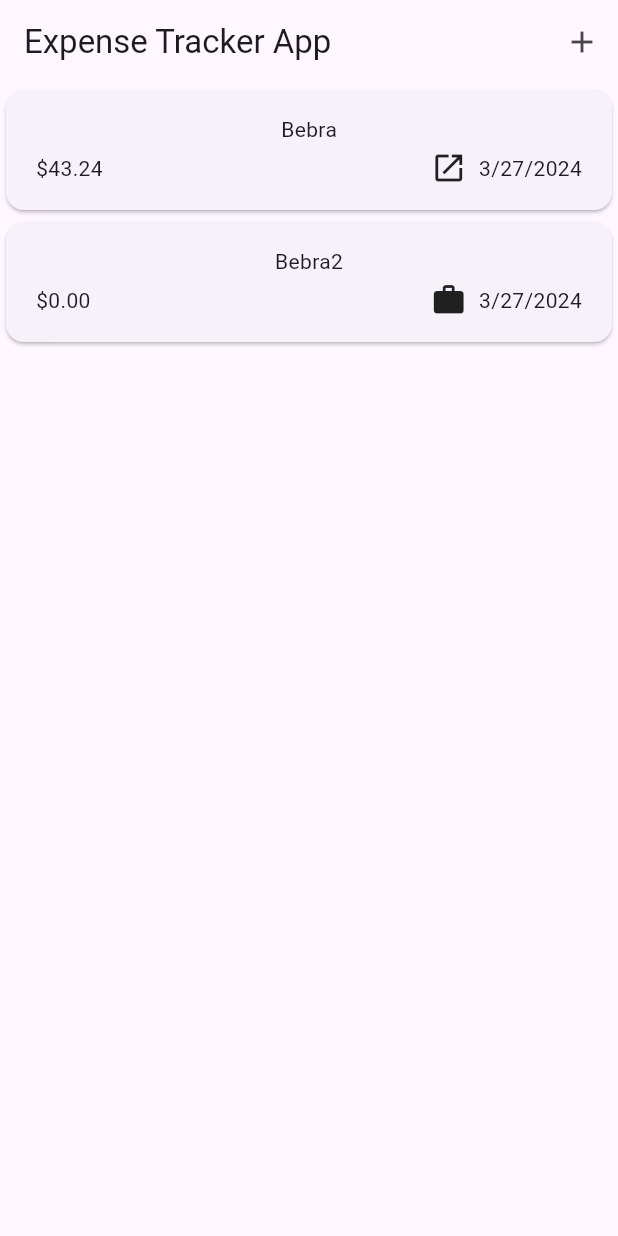
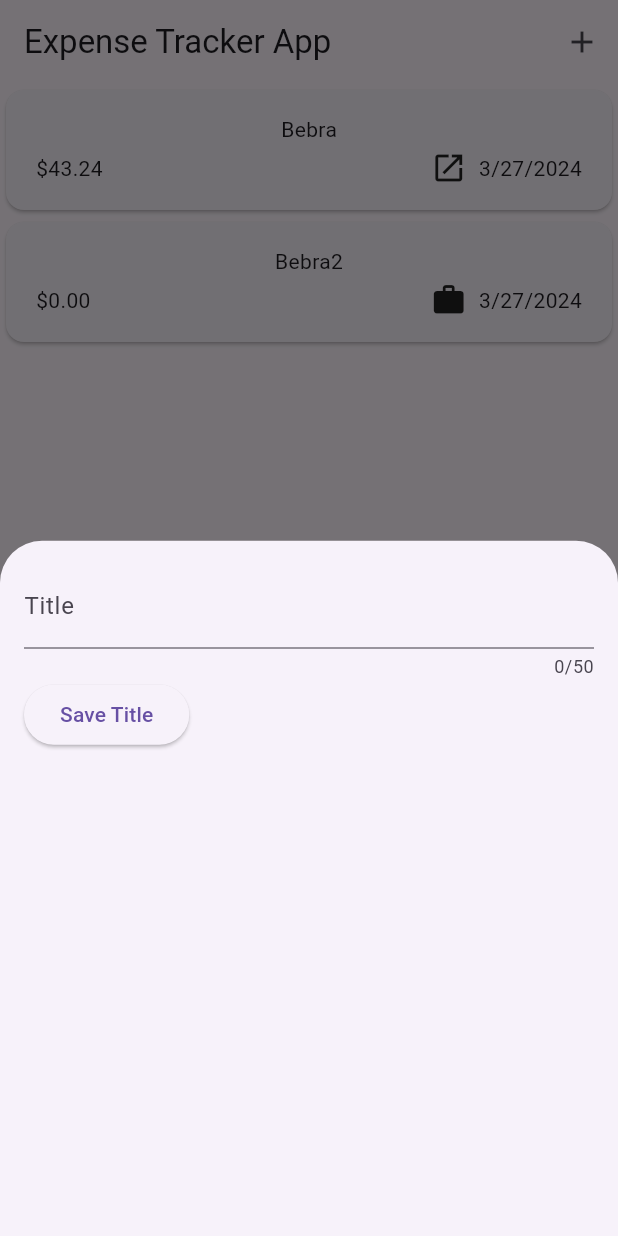
Before and after one commit to loremm34/expense_tracker, a Flutter app: the screen it shows after launch, after a tap on the "add" icon, on a phone screen of 412 x 824 dp. Run offline on Flutter 3.47's test engine with Material 3 defaults, Android fonts, the phone set to English and light mode, and no system bars.

Commit message:
implement modal sheet

```diff
--- a/lib/expenses.dart
+++ b/lib/expenses.dart
@@ -1,4 +1,5 @@
 import "package:expense_tracker/widgets/expenses_list.dart";
+import "package:expense_tracker/widgets/new_expenses.dart";
 import "package:flutter/material.dart";
 import "package:expense_tracker/models/expense.dart";
 
@@ -24,14 +25,24 @@ class _Expenses extends State<Expenses> {
         date: DateTime.now(),
         category: Category.work)
   ];
+
+  void _openAddModalSheet() {
+    showModalBottomSheet(
+      context: context,
+      builder: (ctx) => NewExpenses(),
+    );
+  }
+
   @override
   Widget build(BuildContext context) {
     return Scaffold(
       appBar: AppBar(
         title: Text("Expense Tracker App"),
         actions: [
-          SizedBox(width: 8,),
-          IconButton(onPressed: () {}, icon: Icon(Icons.add))
+          SizedBox(
+            width: 8,
+          ),
+          IconButton(onPressed: _openAddModalSheet, icon: Icon(Icons.add))
         ],
       ),
       body: Column(
--- /dev/null
+++ b/lib/widgets/new_expenses.dart
@@ -0,0 +1,50 @@
+import 'package:flutter/material.dart';
+
+class NewExpenses extends StatefulWidget {
+  NewExpenses({super.key});
+  @override
+  State<NewExpenses> createState() {
+    return _NewExpenses();
+  }
+}
+
+class _NewExpenses extends State<NewExpenses> {
+
+  // var _enteredTitle = '';
+
+  // void saveTitleInput(String inputValue) {
+  //   _enteredTitle = inputValue;
+  // }
+
+  var _titleController = TextEditingController();
+
+  @override
+  void dispose() {
+    _titleController.dispose();
+    super.dispose();
+  }
+
+  @override
+  Widget build(BuildContext context) {
+    return Padding(
+      padding: EdgeInsets.all(16),
+      child: Column(
+        children: [
+           TextField(
+            // onChanged: saveTitleInput, Следит за обновлением формы
+            controller: _titleController,
+            maxLength: 50,
+            decoration: InputDecoration(label: Text("Title")),
+          ),
+          Row(
+            children: [
+              ElevatedButton(onPressed: () {
+                print(_titleController.text);
+              }, child: Text("Save Title")),
+            ],
+          )
+        ],
+      ),
+    );
+  }
+}
```
